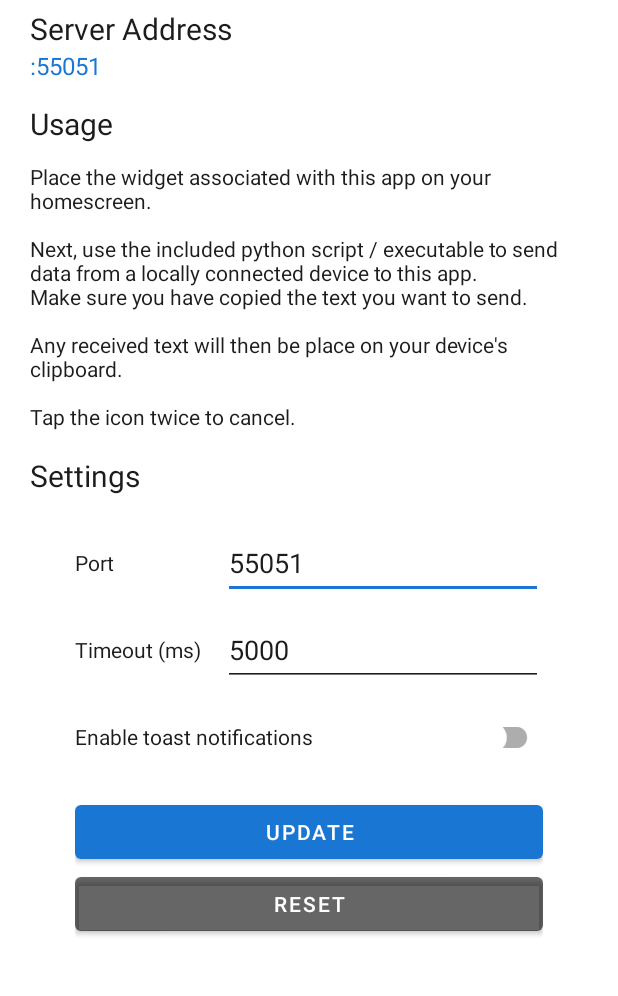
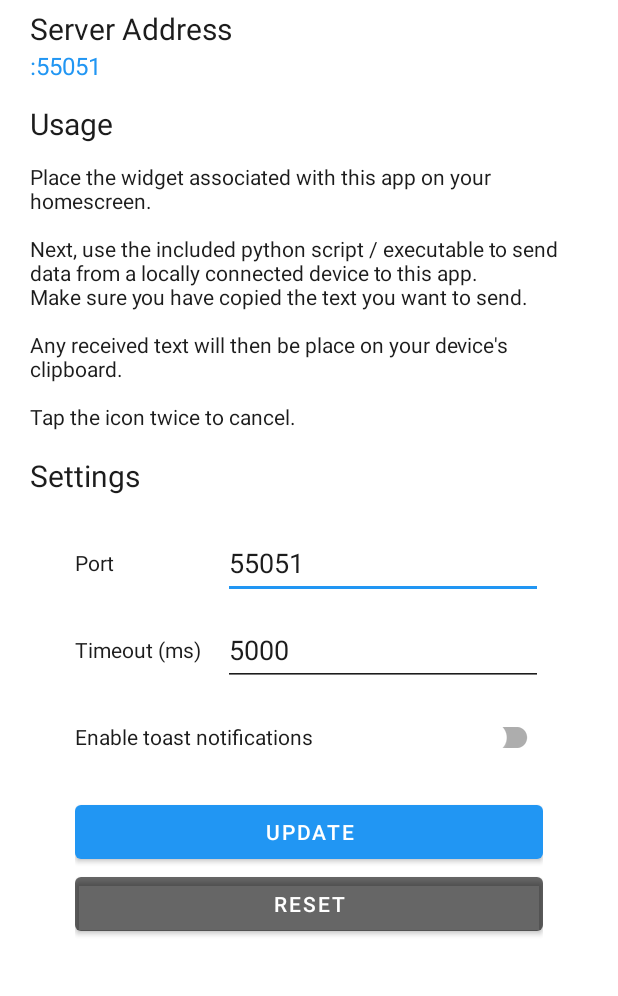
Before and after one commit to LeHuman/WifiClipboard, an Android app: the screen it shows after launch (MainActivity), on a phone screen of 412 x 824 dp, the part 98-1094 px from its top. Run offline under Robolectric (Android 15) with nearby library versions, the phone set to English and light mode, and no system bars.

Commit message:
Change colors

```diff
--- a/app/src/main/res/values-night/themes.xml
+++ b/app/src/main/res/values-night/themes.xml
@@ -2,20 +2,20 @@
     <!-- Base application theme. -->
     <style name="Theme.WifiClipboard" parent="Theme.MaterialComponents.DayNight.DarkActionBar">
         <!-- Primary brand color. -->
-        <item name="colorPrimary">#1976D2</item>
-        <item name="colorPrimaryVariant">@color/black</item>
-        <item name="colorOnPrimary">@color/black</item>
+        <item name="colorPrimary">@color/blue</item>
+        <item name="colorPrimaryVariant">@android:color/black</item>
+        <item name="colorOnPrimary">@android:color/black</item>
         <!-- Secondary brand color. -->
-        <item name="colorSecondary">#1976D2</item>
-        <item name="colorSecondaryVariant">@color/teal_700</item>
-        <item name="colorOnSecondary">@color/black</item>
+        <item name="colorSecondary">@color/blue</item>
+        <item name="colorSecondaryVariant">@color/teal</item>
+        <item name="colorOnSecondary">@android:color/black</item>
         <!-- Status bar color. -->
         <item name="android:statusBarColor" tools:targetApi="l">?attr/colorPrimaryVariant</item>
         <!-- Customize your theme here. -->
         <item name="android:moreIcon">@drawable/ic_launcher_vector_w</item>
-        <item name="android:textColorSecondary">#C2C2C2</item>
-        <item name="android:windowBackground">@color/black</item>
-        <item name="android:textColorSecondaryInverse">@color/black</item>
+        <item name="android:textColorSecondary">@color/light_gray</item>
+        <item name="android:windowBackground">@android:color/black</item>
+        <item name="android:textColorSecondaryInverse">@android:color/black</item>
     </style>
 
 </resources>
--- a/app/src/main/res/values/colors.xml
+++ b/app/src/main/res/values/colors.xml
@@ -1,6 +1,15 @@
 <?xml version="1.0" encoding="utf-8"?>
 <resources>
-    <color name="teal_700">#FF018786</color>
-    <color name="black">#FF000000</color>
-    <color name="white">#FFFFFFFF</color>
+    <color name="teal">#FF018786</color>
+    <color name="blue">#2196F3</color>
+    <color name="dark_blue">#1976D2</color>
+
+    <color name="green">#4CAF50</color>
+    <color name="red">#F44336</color>
+    <color name="yellow">#FFEB3B</color>
+
+    <color name="gray">#505050</color>
+    <color name="dark_gray">#1C1C1C</color>
+    <color name="light_gray">#C2C2C2</color>
+
 </resources>
--- a/app/src/main/res/values/themes.xml
+++ b/app/src/main/res/values/themes.xml
@@ -2,20 +2,21 @@
     <!-- Base application theme. -->
     <style name="Theme.WifiClipboard" parent="Theme.MaterialComponents.DayNight.DarkActionBar">
         <!-- Primary brand color. -->
-        <item name="colorPrimary">#1976D2</item>
-        <item name="colorPrimaryVariant">@color/white</item>
-        <item name="colorOnPrimary">@color/white</item>
+        <item name="colorPrimary">@color/blue</item>
+        <item name="colorPrimaryVariant">@android:color/white</item>
+        <item name="colorOnPrimary">@android:color/white</item>
         <!-- Secondary brand color. -->
-        <item name="colorSecondary">#1976D2</item>
-        <item name="colorSecondaryVariant">@color/teal_700</item>
-        <item name="colorOnSecondary">@color/black</item>
+        <item name="colorSecondary">@color/blue</item>
+        <item name="colorSecondaryVariant">@color/teal</item>
+        <item name="colorOnSecondary">@android:color/black</item>
         <!-- Status bar color. -->
         <item name="android:statusBarColor" tools:targetApi="l">?attr/colorPrimaryVariant</item>
         <!-- Customize your theme here. -->
         <item name="android:moreIcon">@drawable/ic_launcher_vector_b</item>
-        <item name="android:textColorSecondary">#1C1C1C</item>
-        <item name="android:textColorHint">#505050</item>
-        <item name="android:textColorSecondaryInverse">@color/white</item>
+        <item name="android:textColorSecondary">@color/dark_gray</item>
+        <item name="android:textColorHint">@color/gray</item>
+        <item name="android:textColorSecondaryInverse">@android:color/white</item>
+        <item name="android:windowBackground">?attr/colorPrimaryVariant</item>
     </style>
 
 </resources>
```
Also changed, not shown: app/src/main/res/layout/single_tap_widget_layout.xml (+4 -30 lines).
